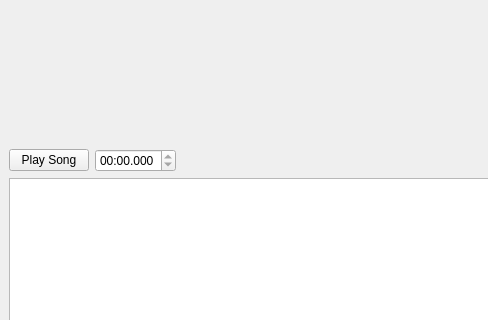
Qt form audioanalysis/main.ui (Ticopress/audioanalysis) before a commit; both pictures show x 0 to 488 and y 139 to 459 of the 732 by 540 pixel window.
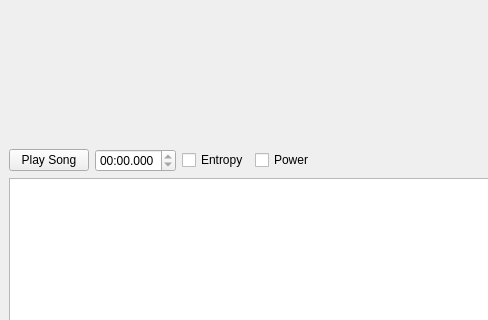
The same form after that commit. Icons and pictures are not drawn.

Commit message: Calculate entropy/power and add UI buttons and hooks to show them

```diff
--- a/audioanalysis/main.ui
+++ b/audioanalysis/main.ui
@@ -162,6 +162,20 @@
           </property>
          </widget>
         </item>
+        <item>
+         <widget class="QCheckBox" name="entropy_checkbox">
+          <property name="text">
+           <string>Entropy</string>
+          </property>
+         </widget>
+        </item>
+        <item>
+         <widget class="QCheckBox" name="power_checkbox">
+          <property name="text">
+           <string>Power</string>
+          </property>
+         </widget>
+        </item>
         <item>
          <spacer name="horizontalSpacer_3">
           <property name="orientation">
```
The commit also changes 3 other files.
